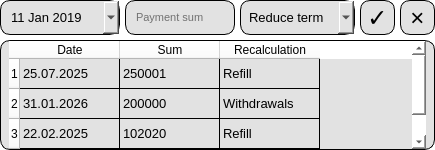
First picture: the form in src/gui_modules/my_widget.ui, repository kossadda/C7_s21_SmartCalc, before the edit.
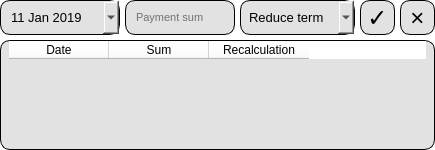
Second picture: the form after the edit. Icons and pictures are not drawn.

```diff
--- a/src/gui_modules/my_widget.ui
+++ b/src/gui_modules/my_widget.ui
@@ -142,12 +142,8 @@
         <enum>QAbstractItemView::ScrollPerPixel</enum>
        </property>
        <property name="rowCount">
-        <number>4</number>
+        <number>0</number>
        </property>
-       <row/>
-       <row/>
-       <row/>
-       <row/>
        <column>
         <property name="text">
          <string>Date</string>
@@ -163,66 +159,6 @@
          <string>Recalculation</string>
         </property>
        </column>
-       <item row="0" column="0">
-        <property name="text">
-         <string>25.07.2025</string>
-        </property>
-       </item>
-       <item row="0" column="1">
-        <property name="text">
-         <string>250001</string>
-        </property>
-       </item>
-       <item row="0" column="2">
-        <property name="text">
-         <string>Refill</string>
-        </property>
-       </item>
-       <item row="1" column="0">
-        <property name="text">
-         <string>31.01.2026</string>
-        </property>
-       </item>
-       <item row="1" column="1">
-        <property name="text">
-         <string>200000</string>
-        </property>
-       </item>
-       <item row="1" column="2">
-        <property name="text">
-         <string>Withdrawals</string>
-        </property>
-       </item>
-       <item row="2" column="0">
-        <property name="text">
-         <string>22.02.2025</string>
-        </property>
-       </item>
-       <item row="2" column="1">
-        <property name="text">
-         <string>102020</string>
-        </property>
-       </item>
-       <item row="2" column="2">
-        <property name="text">
-         <string>Refill</string>
-        </property>
-       </item>
-       <item row="3" column="0">
-        <property name="text">
-         <string>28.08.2025</string>
-        </property>
-       </item>
-       <item row="3" column="1">
-        <property name="text">
-         <string>60000</string>
-        </property>
-       </item>
-       <item row="3" column="2">
-        <property name="text">
-         <string>Withdrawals</string>
-        </property>
-       </item>
       </widget>
      </item>
      <item row="0" column="1">
```
